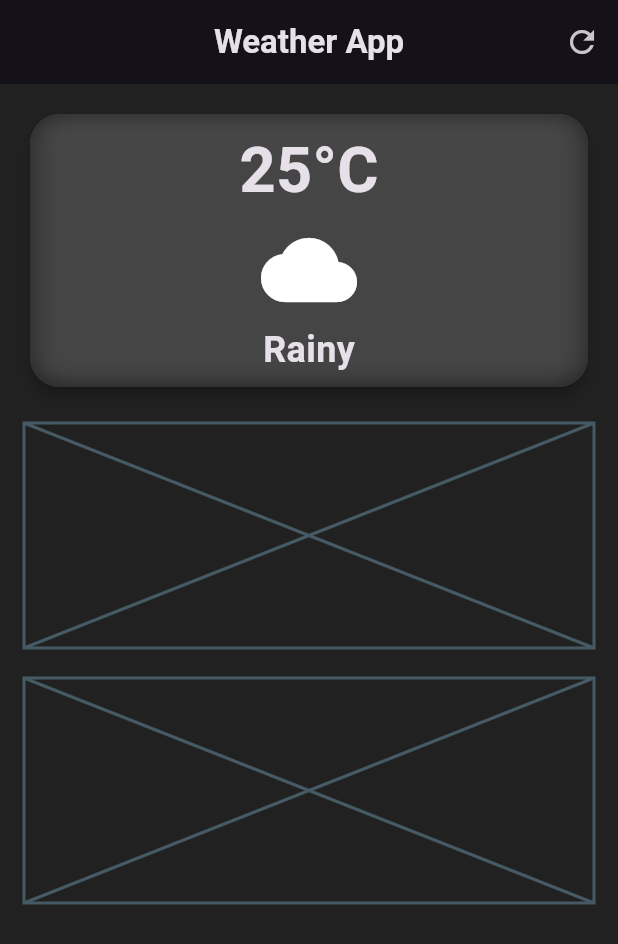
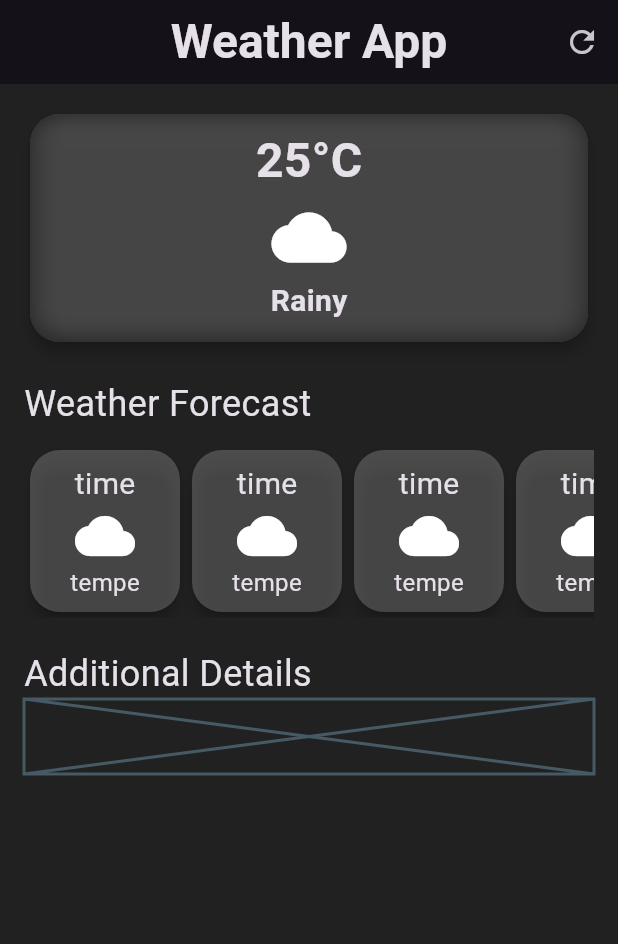
Before and after one commit to MissVintee/weather_app, a Flutter app: the screen it shows after launch, on a phone screen of 412 x 824 dp. Shown: the top 944 px of the screen. Run offline on Flutter 3.47's test engine with Material 3 defaults, Android fonts, the phone set to English and light mode, and no system bars.

Commit message:
WeatherScreen layout and new widget created HourlyForecastCard

```diff
--- a/lib/weather_screen.dart
+++ b/lib/weather_screen.dart
@@ -6,28 +6,27 @@ class WeatherScreen extends StatelessWidget {
   const WeatherScreen({super.key});
 
   @override
-  Widget build(BuildContext context){
+  Widget build(BuildContext context) {
     return Scaffold(
       appBar: AppBar(
-        title: const Text('Weather App',
-          style: TextStyle(
-            fontWeight: FontWeight.bold
-          ),),
+        title: const Text(
+          'Weather App',
+          style: TextStyle(fontSize: 32, fontWeight: FontWeight.bold),
+        ),
         centerTitle: true,
         actions: [
-          IconButton(
-            icon: const Icon(Icons.refresh),
-            onPressed: () {},
-          ),
+          IconButton(icon: const Icon(Icons.refresh), onPressed: () {}),
         ],
       ),
+      //-------- main card --------
       body: Padding(
         padding: const EdgeInsets.all(16.0),
         child: Column(
+          crossAxisAlignment: CrossAxisAlignment.start,
           children: [
-            //main card
             SizedBox(
               width: double.infinity,
+              height: 160,
               child: Card(
                 color: const Color.fromARGB(50, 255, 255, 255),
                 shape: RoundedRectangleBorder(
@@ -38,29 +37,26 @@ class WeatherScreen extends StatelessWidget {
                 child: ClipRRect(
                   borderRadius: BorderRadius.circular(20),
                   child: BackdropFilter(
-                    filter: ImageFilter.blur(
-                      sigmaX: 10,
-                      sigmaY: 8,
-                    ),
+                    filter: ImageFilter.blur(sigmaX: 10, sigmaY: 8),
 
                     child: Padding(
                       padding: const EdgeInsets.all(8.0),
                       child: Column(
                         children: [
-                          Text('25°C',
+                          Text(
+                            '25°C',
                             style: TextStyle(
-                              fontSize: 42,
+                              fontSize: 32,
                               fontWeight: FontWeight.bold,
                             ),
                           ),
-                          const SizedBox(height: 4),
-                          Icon(Icons.cloud,
-                            size: 64,
-                          ),
-                          const SizedBox(height: 4),
-                          Text('Rainy',
+                          const SizedBox(height: 3),
+                          Icon(Icons.cloud, size: 50),
+                          const SizedBox(height: 3),
+                          Text(
+                            'Rainy',
                             style: TextStyle(
-                              fontSize: 24,
+                              fontSize: 20,
                               fontWeight: FontWeight.bold,
                             ),
                           ),
@@ -75,14 +71,62 @@ class WeatherScreen extends StatelessWidget {
             const SizedBox(height: 20),
 
             // weather detail forecast card
-            Placeholder(
-              fallbackHeight: 150,
+            Text(
+              'Weather Forecast',
+              style: TextStyle(fontSize: 24, fontWeight: FontWeight.w400),
             ),
+            const SizedBox(height: 10),
+            SingleChildScrollView(
+              scrollDirection: Axis.horizontal,
+              child: Row(
+                children: [
+                  HourlyForcastCard(),
+                  HourlyForcastCard(),
+                  HourlyForcastCard(),
+                  HourlyForcastCard(),
+                  HourlyForcastCard(),
+                  HourlyForcastCard()
+                ],
+              ),
+            ),
+
             const SizedBox(height: 20),
 
             // weather additional detail card
-            Placeholder(
-              fallbackHeight: 150,
+            Text(
+              'Additional Details',
+              style: TextStyle(fontSize: 24, fontWeight: FontWeight.w400),
+            ),
+            Placeholder(fallbackHeight: 50),
+          ],
+        ),
+      ),
+    );
+  }
+}
+
+class HourlyForcastCard extends StatelessWidget {
+  const HourlyForcastCard({super.key});
+
+  @override
+  Widget build(BuildContext context) {
+    return Card(
+      elevation: 4,
+      color: const Color.fromARGB(50, 255, 255, 255),
+      shape: RoundedRectangleBorder(borderRadius: BorderRadius.circular(20)),
+      child: Container(
+        width: 100,
+        padding: const EdgeInsets.all(8.0),
+        child: Column(
+          children: [
+            Text(
+              'time',
+              style: TextStyle(fontSize: 20, fontWeight: FontWeight.w400),
+            ),
+            Icon(Icons.cloud, size: 40),
+            Text(
+              'tempe',
+              style: TextStyle(fontSize: 16, fontWeight: FontWeight.w400),
             ),
           ],
         ),
```
